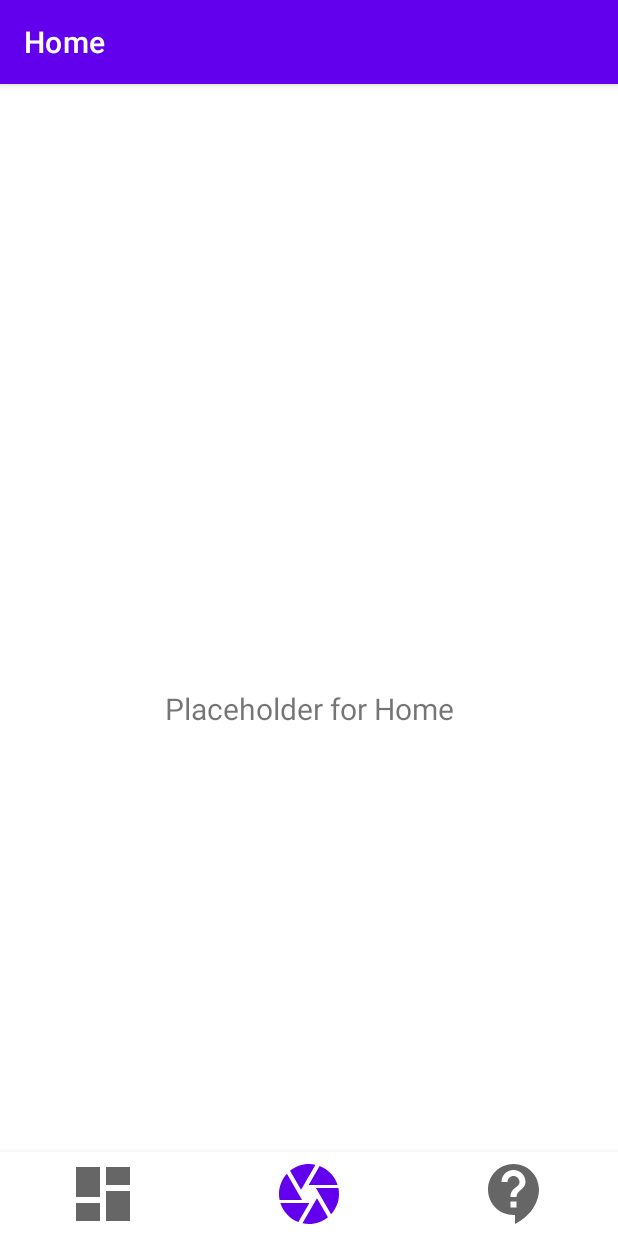
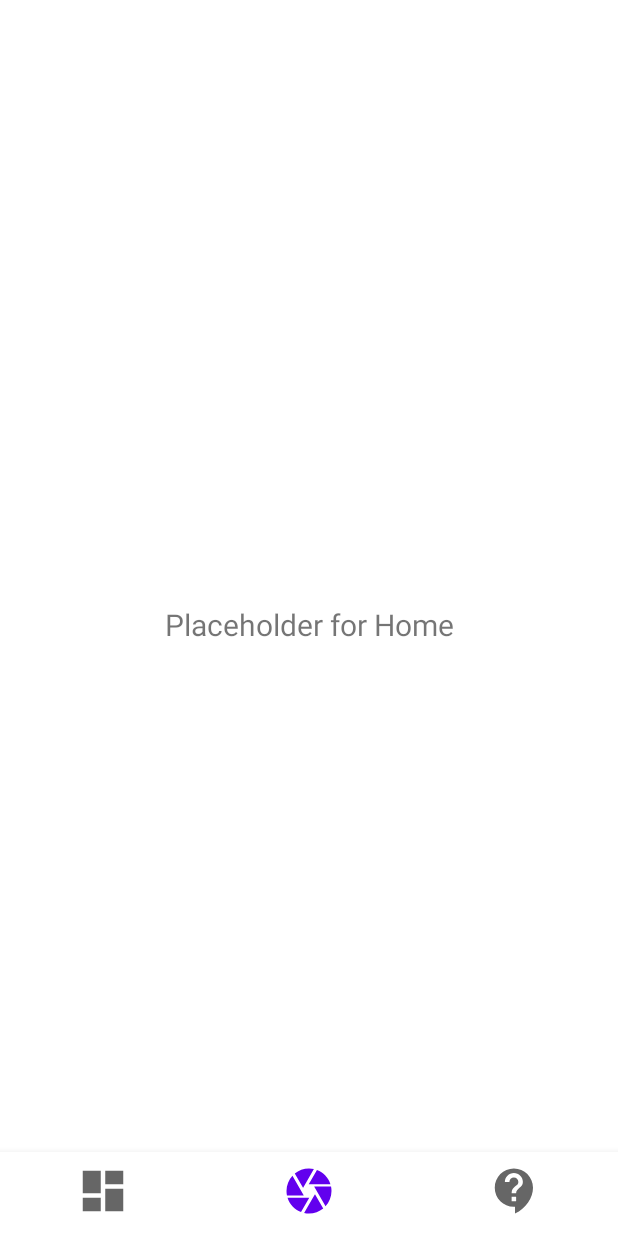
Before and after one commit to ryan-dfw/Image-Reconstruction-via-Captioning, an Android app: the screen it shows after launch (MainActivity), on a phone screen of 412 x 824 dp. Run offline under Robolectric (Android 15) with nearby library versions, the phone set to English and light mode, and no system bars; our stand-ins replace navigation-ui.

Commit message:
enabled fullscreen

```diff
--- a/AIris/app/src/main/java/com/tollview/airis/MainActivity.kt
+++ b/AIris/app/src/main/java/com/tollview/airis/MainActivity.kt
@@ -3,9 +3,11 @@ package com.tollview.airis
 import android.os.Bundle
 import com.google.android.material.bottomnavigation.BottomNavigationView
 import androidx.appcompat.app.AppCompatActivity
+import androidx.core.view.ViewCompat
+import androidx.core.view.WindowCompat
+import androidx.core.view.WindowInsetsCompat
 import androidx.navigation.findNavController
 import androidx.navigation.ui.AppBarConfiguration
-import androidx.navigation.ui.setupActionBarWithNavController
 import androidx.navigation.ui.setupWithNavController
 import com.tollview.airis.databinding.ActivityMainBinding
 
@@ -19,6 +21,16 @@ class MainActivity : AppCompatActivity() {
         binding = ActivityMainBinding.inflate(layoutInflater)
         setContentView(binding.root)
 
+        WindowCompat.setDecorFitsSystemWindows(window, false)
+        window.statusBarColor = android.graphics.Color.TRANSPARENT
+        window.navigationBarColor = android.graphics.Color.TRANSPARENT
+
+        ViewCompat.setOnApplyWindowInsetsListener(binding.navView) { view, insets ->
+            val systemBars = insets.getInsets(WindowInsetsCompat.Type.systemBars())
+            view.setPadding(view.paddingLeft, view.paddingTop, view.paddingRight, systemBars.bottom)
+            insets
+        }
+
         val navView: BottomNavigationView = binding.navView
 
         val navController = findNavController(R.id.nav_host_fragment_activity_main)
@@ -29,7 +41,6 @@ class MainActivity : AppCompatActivity() {
                 R.id.navigation_home, R.id.navigation_dashboard, R.id.navigation_notifications
             )
         )
-        setupActionBarWithNavController(navController, appBarConfiguration)
         navView.setupWithNavController(navController)
     }
 }
--- a/AIris/app/src/main/res/layout/activity_main.xml
+++ b/AIris/app/src/main/res/layout/activity_main.xml
@@ -1,10 +1,11 @@
 <?xml version="1.0" encoding="utf-8"?>
-<androidx.constraintlayout.widget.ConstraintLayout xmlns:android="http://schemas.android.com/apk/res/android"
+<androidx.constraintlayout.widget.ConstraintLayout
+    xmlns:android="http://schemas.android.com/apk/res/android"
     xmlns:app="http://schemas.android.com/apk/res-auto"
     android:id="@+id/container"
     android:layout_width="match_parent"
     android:layout_height="match_parent"
-    android:paddingTop="?attr/actionBarSize">
+    android:fitsSystemWindows="false">
 
     <com.google.android.material.bottomnavigation.BottomNavigationView
         android:id="@+id/nav_view"
@@ -12,13 +13,13 @@
         android:layout_height="wrap_content"
         android:layout_marginStart="0dp"
         android:layout_marginEnd="0dp"
-        android:background="?android:attr/windowBackground"
+        android:fitsSystemWindows="true"
         app:layout_constraintBottom_toBottomOf="parent"
         app:layout_constraintLeft_toLeftOf="parent"
         app:layout_constraintRight_toRightOf="parent"
         app:menu="@menu/bottom_nav_menu"
-        app:itemIconSize="48dp"
-    />
+        app:itemIconSize="36dp"
+        />
 
     <fragment
         android:id="@+id/nav_host_fragment_activity_main"
--- a/AIris/app/src/main/res/values-night/themes.xml
+++ b/AIris/app/src/main/res/values-night/themes.xml
@@ -1,6 +1,6 @@
 <resources xmlns:tools="http://schemas.android.com/tools">
     <!-- Base application theme. -->
-    <style name="Theme.AIris" parent="Theme.MaterialComponents.DayNight.DarkActionBar">
+    <style name="Theme.AIris" parent="Theme.MaterialComponents.DayNight.NoActionBar">
         <!-- Primary brand color. -->
         <item name="colorPrimary">@color/purple_200</item>
         <item name="colorPrimaryVariant">@color/purple_700</item>
@@ -10,7 +10,7 @@
         <item name="colorSecondaryVariant">@color/teal_200</item>
         <item name="colorOnSecondary">@color/black</item>
         <!-- Status bar color. -->
-        <item name="android:statusBarColor">?attr/colorPrimaryVariant</item>
+        <item name="android:statusBarColor">@android:color/transparent</item>
         <!-- Customize your theme here. -->
     </style>
 </resources>
--- a/AIris/app/src/main/res/values/themes.xml
+++ b/AIris/app/src/main/res/values/themes.xml
@@ -1,6 +1,6 @@
 <resources xmlns:tools="http://schemas.android.com/tools">
     <!-- Base application theme. -->
-    <style name="Theme.AIris" parent="Theme.MaterialComponents.DayNight.DarkActionBar">
+    <style name="Theme.AIris" parent="Theme.MaterialComponents.DayNight.NoActionBar">
         <!-- Primary brand color. -->
         <item name="colorPrimary">@color/purple_500</item>
         <item name="colorPrimaryVariant">@color/purple_700</item>
@@ -10,7 +10,8 @@
         <item name="colorSecondaryVariant">@color/teal_700</item>
         <item name="colorOnSecondary">@color/black</item>
         <!-- Status bar color. -->
-        <item name="android:statusBarColor">?attr/colorPrimaryVariant</item>
+        <item name="android:statusBarColor">@android:color/transparent</item>
         <!-- Customize your theme here. -->
     </style>
+
 </resources>
```
